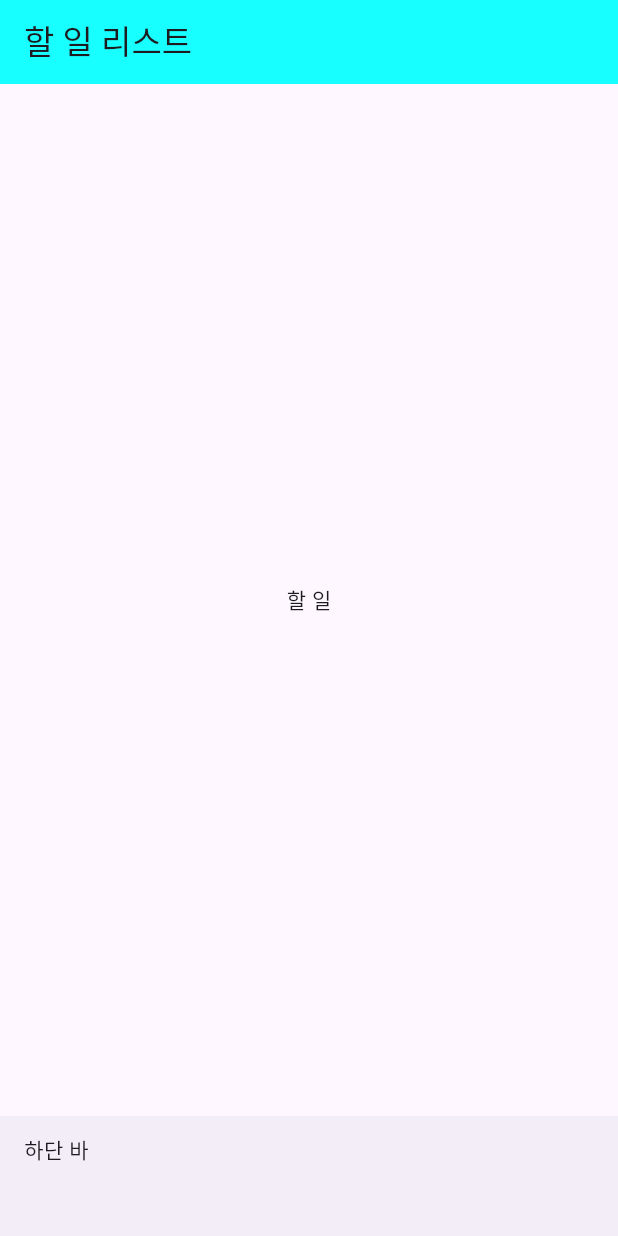
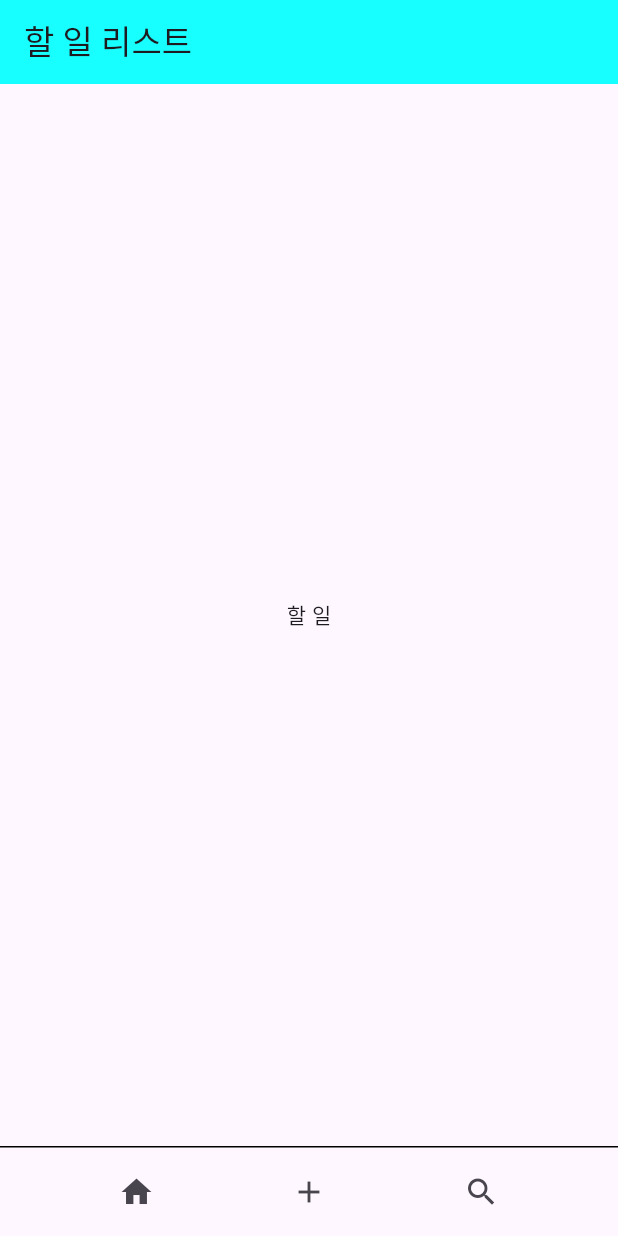
Before and after one commit to SangWon7242/flutter_exam, a Flutter app: the screen it shows after launch, on a phone screen of 412 x 824 dp. Run offline on Flutter 3.47's test engine with Material 3 defaults, Android fonts, the phone set to English and light mode, and no system bars; Roboto replaces fonts that are missing (GmarketSans).

Commit message:
하단바의 디자인 입히고, 아이콘 추가

```diff
--- a/lib/main.dart
+++ b/lib/main.dart
@@ -1,3 +1,4 @@
+import 'package:flutter/cupertino.dart';
 import 'package:flutter/material.dart';
 
 void main() {
@@ -24,7 +25,38 @@ class MyApp extends StatelessWidget {
         body: const Center(
           child: Text('할 일')
         ),
-        bottomNavigationBar: BottomAppBar(child: Text('하단 바'))
+        bottomNavigationBar: Container(
+          decoration: const BoxDecoration(
+            border: Border(
+              top: BorderSide(
+                color: Colors.black,
+                width: 1.0,
+              ),
+            )
+        ),
+          height: 60,
+          child: Row(
+            mainAxisAlignment: MainAxisAlignment.spaceEvenly,
+            children: [
+              IconButton(
+                icon: Icon(Icons.home),
+                onPressed: () {
+
+                },
+              ),
+              IconButton(
+                icon: Icon(Icons.add),
+                onPressed: () {
+                },
+              ),
+              IconButton(
+                icon: Icon(Icons.search),
+                onPressed: () {
+                },
+              ),
+            ],
+          ),
+        )
       )
     );
   }
```
